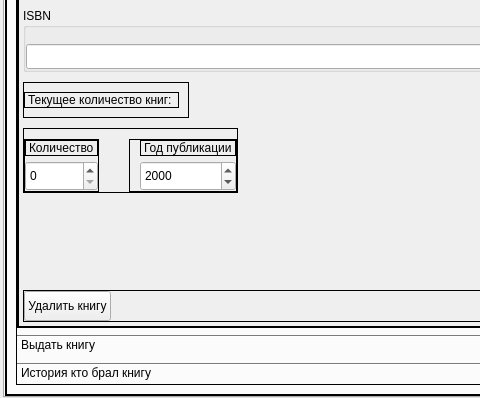
First picture: the form in ui_file/interface.ui, repository HiraiKaoTsi/diplom, before the edit; both pictures show x 0 to 480 and y 243 to 641 of the 940 by 641 pixel window.
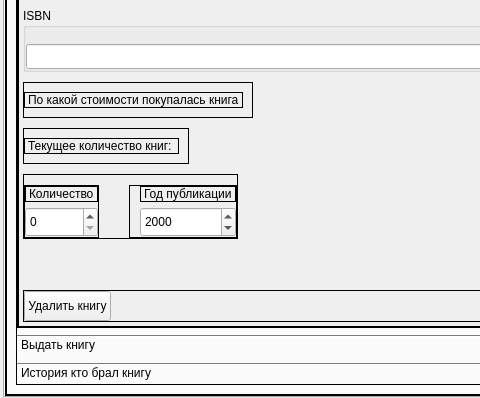
Second picture: the form after the edit. The open tabs and pages were chosen to show the change. Icons and pictures are not drawn.

Patch:
```diff
--- a/ui_file/interface.ui
+++ b/ui_file/interface.ui
@@ -1120,8 +1120,8 @@
                 <rect>
                  <x>0</x>
                  <y>0</y>
-                 <width>71</width>
-                 <height>71</height>
+                 <width>902</width>
+                 <height>455</height>
                 </rect>
                </property>
                <attribute name="icon">
@@ -1157,8 +1157,8 @@
                     <rect>
                      <x>0</x>
                      <y>0</y>
-                     <width>247</width>
-                     <height>367</height>
+                     <width>900</width>
+                     <height>453</height>
                     </rect>
                    </property>
                    <layout class="QVBoxLayout" name="verticalLayout_22">
@@ -1306,6 +1306,40 @@
                       </layout>
                      </widget>
                     </item>
+                    <item>
+                     <widget class="QFrame" name="frame_fro_current_price">
+                      <property name="sizePolicy">
+                       <sizepolicy hsizetype="Fixed" vsizetype="Fixed">
+                        <horstretch>0</horstretch>
+                        <verstretch>0</verstretch>
+                       </sizepolicy>
+                      </property>
+                      <property name="frameShape">
+                       <enum>QFrame::StyledPanel</enum>
+                      </property>
+                      <property name="frameShadow">
+                       <enum>QFrame::Raised</enum>
+                      </property>
+                      <layout class="QHBoxLayout" name="horizontalLayout_17">
+                       <property name="leftMargin">
+                        <number>0</number>
+                       </property>
+                       <item>
+                        <widget class="QLabel" name="label_current_price_book">
+                         <property name="sizePolicy">
+                          <sizepolicy hsizetype="Fixed" vsizetype="Fixed">
+                           <horstretch>0</horstretch>
+                           <verstretch>0</verstretch>
+                          </sizepolicy>
+                         </property>
+                         <property name="text">
+                          <string>По какой стоимости покупалась книга</string>
+                         </property>
+                        </widget>
+                       </item>
+                      </layout>
+                     </widget>
+                    </item>
                     <item>
                      <widget class="QFrame" name="frame_fro_current_qu">
                       <property name="sizePolicy">
```
Left out of the diff: 51 changed lines with no effect on the pictures.
